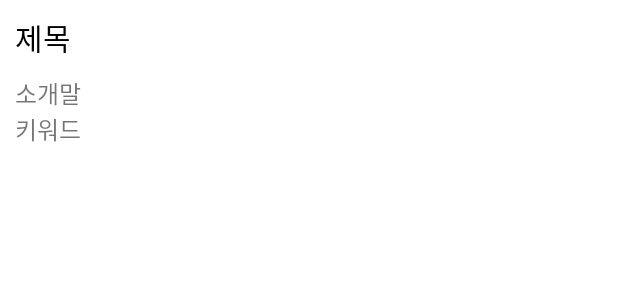
After one commit to bfmeef/moyomoyo, an Android app: the layout list_group.xml on its own in the app's theme, with its tools: preview values and no code run, on a phone screen of 412 x 824 dp. The commit adds this screen. Shown: the top 300 px of the screen. Run offline under Robolectric (Android 15) with nearby library versions, the phone set to English and light mode, and no system bars.

Commit message:
feat: 소모임 목록 리사이클뷰 구현

```diff
--- /dev/null
+++ b/app/src/main/res/layout/list_group.xml
@@ -0,0 +1,48 @@
+<?xml version="1.0" encoding="utf-8"?>
+<LinearLayout
+    xmlns:android="http://schemas.android.com/apk/res/android"
+    android:layout_width="match_parent"
+    android:layout_height="wrap_content"
+    android:orientation="horizontal"
+    android:id="@+id/list_study_room">
+
+    <TableLayout
+        android:layout_width="match_parent"
+        android:layout_height="wrap_content"
+        android:layout_weight="1">
+
+        <!-- 제목 -->
+        <TableRow>
+            <TextView
+                android:id="@+id/tv_group_title"
+                android:layout_width="wrap_content"
+                android:layout_height="match_parent"
+                android:layout_margin="10dp"
+                android:textColor="@color/black"
+                android:textSize="20sp"
+                android:text="제목"/>
+        </TableRow>
+
+        <!-- 소개 -->
+       <TableRow>
+            <TextView
+                android:id="@+id/tv_group_info"
+                android:layout_width="match_parent"
+                android:layout_height="match_parent"
+                android:layout_marginStart="10dp"
+                android:textSize="16sp"
+                android:text="소개말"/>
+        </TableRow>
+
+        <!-- 키워드 -->
+        <TableRow>
+            <TextView
+                android:id="@+id/tv_group_keyword"
+                android:layout_width="match_parent"
+                android:layout_height="match_parent"
+                android:layout_marginStart="10dp"
+                android:textSize="16sp"
+                android:text="키워드"/>
+        </TableRow>
+    </TableLayout>
+</LinearLayout>
```
Also changed, not shown: app/src/main/java/com/example/moyomoyo/groups/GroupDTO.java (added, +49 -0 lines), app/src/main/java/com/example/moyomoyo/groups/GroupListAdapter.java (added, +87 -0 lines), app/src/main/res/layout/fragment_main_menu_group.xml (+4 -4 lines).
